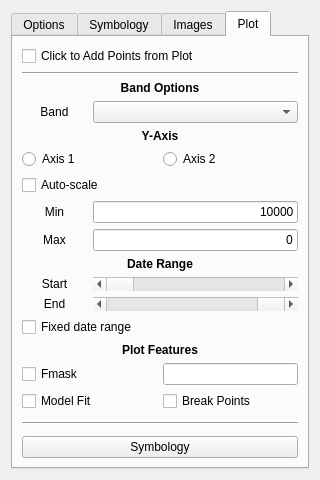
Above: ui/ui_controls.ui from ceholden/TSTools before the change. Below: the same form after it.
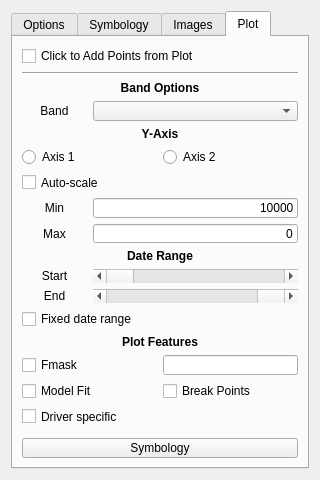
That is the form after the change.

Commit message: Squashed merge: plot features from TS drivers

```diff
--- a/ui/ui_controls.ui
+++ b/ui/ui_controls.ui
@@ -286,7 +286,7 @@
          </property>
         </widget>
        </item>
-       <item row="26" column="0" colspan="4">
+       <item row="27" column="0" colspan="4">
         <widget class="QPushButton" name="but_symbology">
          <property name="sizePolicy">
           <sizepolicy hsizetype="Preferred" vsizetype="Preferred">
@@ -525,7 +525,7 @@
          </property>
         </widget>
        </item>
-       <item row="25" column="0" colspan="4">
+       <item row="26" column="0" colspan="4">
         <widget class="Line" name="line_2">
          <property name="sizePolicy">
           <sizepolicy hsizetype="Preferred" vsizetype="Preferred">
@@ -538,6 +538,13 @@
          </property>
         </widget>
        </item>
+       <item row="25" column="0" colspan="2">
+        <widget class="QCheckBox" name="cbox_custom">
+         <property name="text">
+          <string>Driver specific</string>
+         </property>
+        </widget>
+       </item>
       </layout>
      </widget>
     </widget>
```
Left out of the diff: 20 changed lines with no effect on the pictures. The commit also changes 10 other files.
